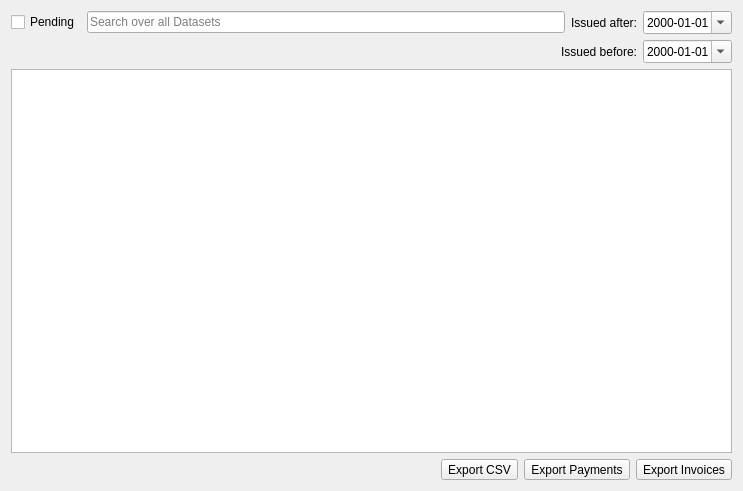
Before: the Qt Designer form forms/sentbills.ui in LukyLuke/PiTres, drawn with Qt 5.
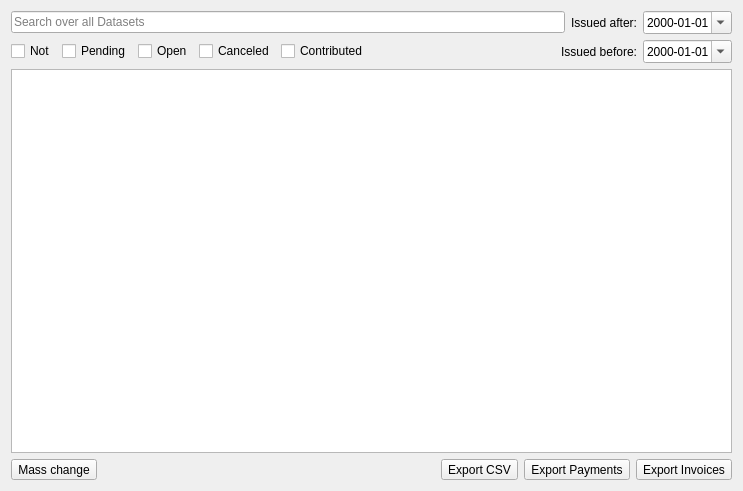
After: the same form once the commit is applied. Icons and pictures are not drawn.

Commit message: Mass-State-Change implemented

Diff of the .ui file:
```diff
--- a/forms/sentbills.ui
+++ b/forms/sentbills.ui
@@ -25,13 +25,6 @@
      <property name="bottomMargin">
       <number>0</number>
      </property>
-     <item>
-      <widget class="QCheckBox" name="pendingOnly">
-       <property name="text">
-        <string>Pending</string>
-       </property>
-      </widget>
-     </item>
      <item>
       <widget class="QLineEdit" name="searchEdit">
        <property name="placeholderText">
@@ -60,6 +53,50 @@
    </item>
    <item>
     <layout class="QHBoxLayout" name="horizontalLayout_4">
+     <item>
+      <widget class="QCheckBox" name="checkOpposite">
+       <property name="toolTip">
+        <string>Check this to NOT select the selected states.</string>
+       </property>
+       <property name="statusTip">
+        <string>Check this to NOT select the selected states.</string>
+       </property>
+       <property name="whatsThis">
+        <string>Check this to NOT select the selected states.</string>
+       </property>
+       <property name="text">
+        <string>Not</string>
+       </property>
+      </widget>
+     </item>
+     <item>
+      <widget class="QCheckBox" name="checkPending">
+       <property name="text">
+        <string>Pending</string>
+       </property>
+      </widget>
+     </item>
+     <item>
+      <widget class="QCheckBox" name="checkOpen">
+       <property name="text">
+        <string>Open</string>
+       </property>
+      </widget>
+     </item>
+     <item>
+      <widget class="QCheckBox" name="checkCanceled">
+       <property name="text">
+        <string>Canceled</string>
+       </property>
+      </widget>
+     </item>
+     <item>
+      <widget class="QCheckBox" name="checkContributed">
+       <property name="text">
+        <string>Contributed</string>
+       </property>
+      </widget>
+     </item>
      <item>
       <spacer name="horizontalSpacer_3">
        <property name="orientation">
@@ -110,6 +147,26 @@
    </item>
    <item>
     <layout class="QHBoxLayout" name="horizontalLayout_3">
+     <item>
+      <widget class="QToolButton" name="btnChangeStates">
+       <property name="text">
+        <string>Mass change</string>
+       </property>
+       <property name="icon">
+        <iconset resource="../PiTres.qrc">
+         <normaloff>:/icons/resources/icons/contract.png</normaloff>:/icons/resources/icons/contract.png</iconset>
+       </property>
+       <property name="iconSize">
+        <size>
+         <width>32</width>
+         <height>32</height>
+        </size>
+       </property>
+       <property name="toolButtonStyle">
+        <enum>Qt::ToolButtonTextUnderIcon</enum>
+       </property>
+      </widget>
+     </item>
      <item>
       <spacer name="horizontalSpacer_2">
        <property name="orientation">
```
The commit also changes 2 other files.
